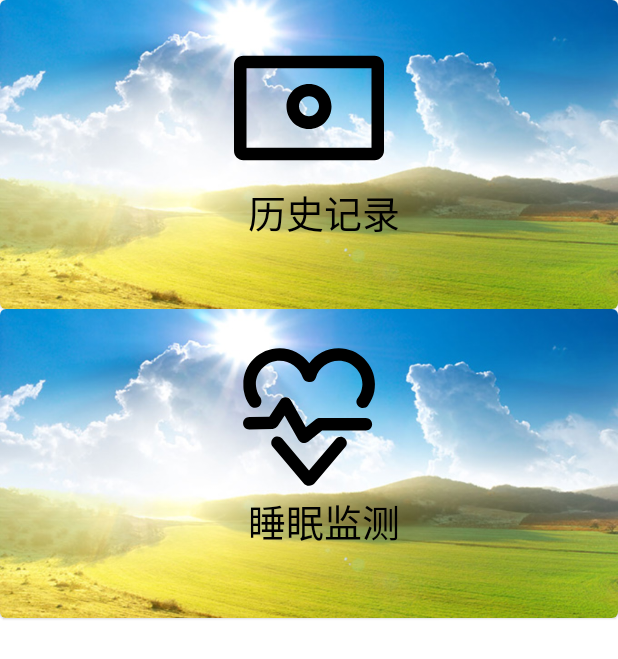
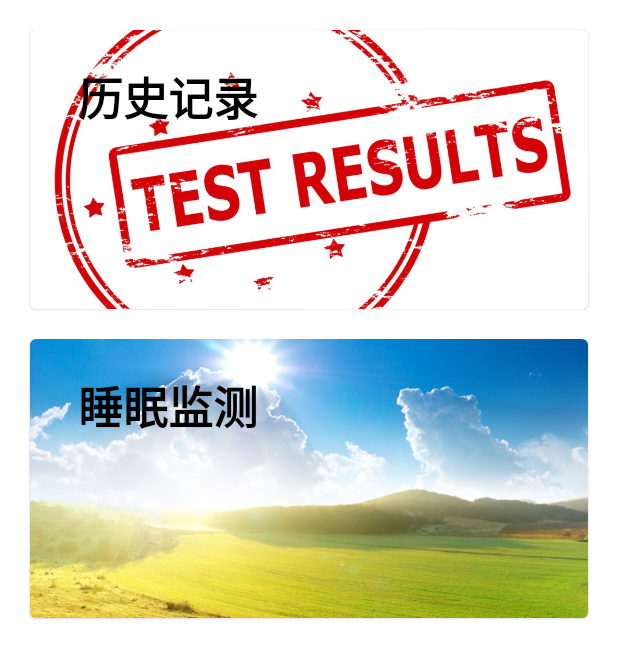
Before and after one commit to CoelisMyName/SRP-Project, an Android app: the layout fragment_main.xml on its own in the app's theme, with its tools: preview values and no code run, on a phone screen of 412 x 824 dp. Shown: the top 659 px of the screen. Run offline under Robolectric (Android 15) with nearby library versions, the phone set to English and light mode, and no system bars.

Commit message:
ui_update

```diff
--- a/app/src/main/res/layout/fragment_main.xml
+++ b/app/src/main/res/layout/fragment_main.xml
@@ -12,7 +12,46 @@
         app:layout_constraintEnd_toEndOf="parent"
         android:layout_width="0dp"
         android:layout_height="0dp"
-        app:layout_constraintDimensionRatio="H,2:1">
+        app:layout_constraintDimensionRatio="H,2:1"
+        android:layout_margin="20dp">
+
+        <ImageView
+            android:layout_width="match_parent"
+            android:layout_height="match_parent"
+            android:scaleType="centerCrop"
+            android:src="@drawable/history_result"
+            tools:ignore="ContentDescription" />
+
+        <LinearLayout
+            android:layout_width="match_parent"
+            android:layout_height="wrap_content"
+            android:layout_margin="2dp"
+            android:gravity="left"
+            android:orientation="vertical"
+            android:padding="20dp">
+
+            <TextView
+                android:layout_width="wrap_content"
+                android:layout_height="wrap_content"
+                android:layout_marginStart="10dp"
+                android:text="历史记录"
+                android:textColor="@color/black"
+                android:textSize="30sp"
+                android:textStyle="bold"/>
+
+        </LinearLayout>
+
+    </com.google.android.material.card.MaterialCardView>
+
+    <com.google.android.material.card.MaterialCardView
+        android:id="@+id/card5"
+        app:layout_constraintStart_toStartOf="parent"
+        app:layout_constraintTop_toBottomOf="@id/card1"
+        app:layout_constraintEnd_toEndOf="parent"
+        android:layout_width="0dp"
+        android:layout_height="0dp"
+        app:layout_constraintDimensionRatio="H,2:1"
+        android:layout_margin="20dp">
 
         <ImageView
             android:layout_width="match_parent"
@@ -25,57 +64,9 @@
             android:layout_width="match_parent"
             android:layout_height="wrap_content"
             android:layout_margin="2dp"
-            android:gravity="center"
+            android:gravity="left"
             android:orientation="vertical"
             android:padding="20dp">
-
-            <ImageView
-                android:layout_width="100dp"
-                android:layout_height="100dp"
-                android:adjustViewBounds="true"
-                android:background="@drawable/vector_sleep_everyday" />
-
-            <TextView
-                android:layout_width="wrap_content"
-                android:layout_height="wrap_content"
-                android:layout_marginStart="10dp"
-                android:text="历史记录"
-                android:textColor="@color/black"
-                android:textSize="25sp" />
-
-        </LinearLayout>
-
-    </com.google.android.material.card.MaterialCardView>
-
-    <com.google.android.material.card.MaterialCardView
-        android:id="@+id/card5"
-        app:layout_constraintStart_toStartOf="parent"
-        app:layout_constraintTop_toBottomOf="@id/card1"
-        app:layout_constraintEnd_toEndOf="parent"
-        android:layout_width="0dp"
-        android:layout_height="0dp"
-        app:layout_constraintDimensionRatio="H,2:1">
-
-        <ImageView
-            android:layout_width="match_parent"
-            android:layout_height="match_parent"
-            android:scaleType="centerCrop"
-            android:src="@drawable/noise_measure"
-            tools:ignore="ContentDescription" />
-
-        <LinearLayout
-            android:layout_width="match_parent"
-            android:layout_height="wrap_content"
-            android:layout_margin="2dp"
-            android:gravity="center"
-            android:orientation="vertical"
-            android:padding="20dp">
-
-            <ImageView
-                android:layout_width="100dp"
-                android:layout_height="100dp"
-                android:adjustViewBounds="true"
-                android:background="@drawable/vector_sleep_look" />
 
             <TextView
                 android:layout_width="wrap_content"
@@ -83,7 +74,8 @@
                 android:layout_marginStart="10dp"
                 android:text="睡眠监测"
                 android:textColor="@color/black"
-                android:textSize="25sp" />
+                android:textSize="30sp"
+                android:textStyle="bold"/>
 
         </LinearLayout>
 
```
Also changed, not shown: app/src/main/res/drawable/history_result.jpg (added).
